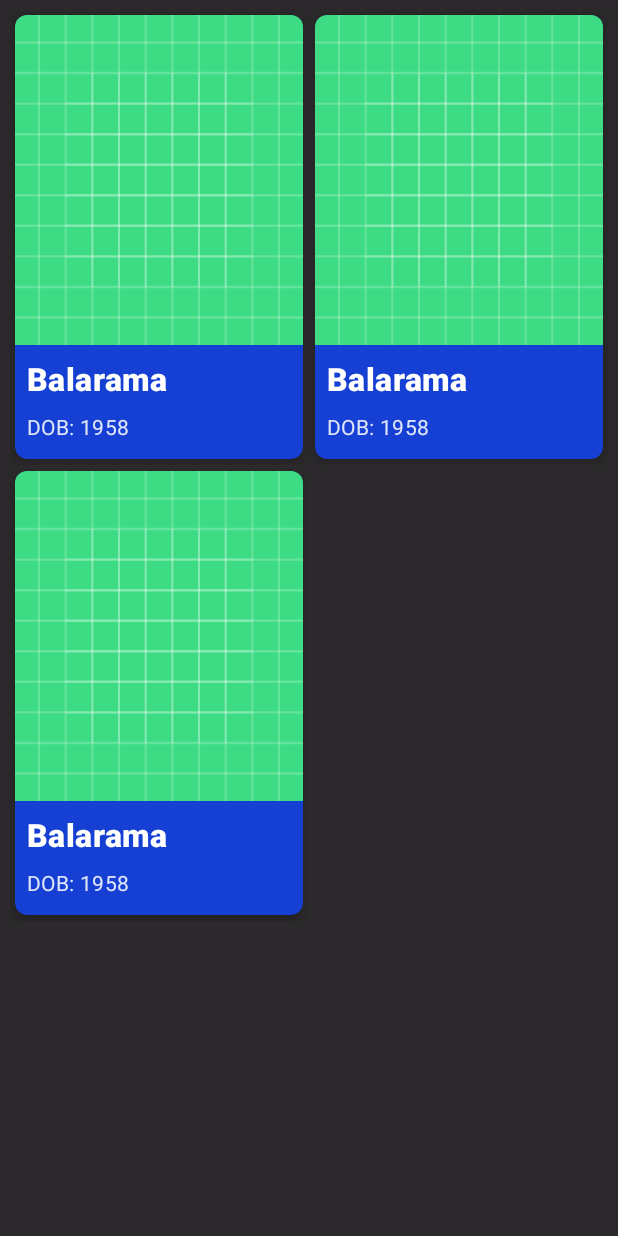
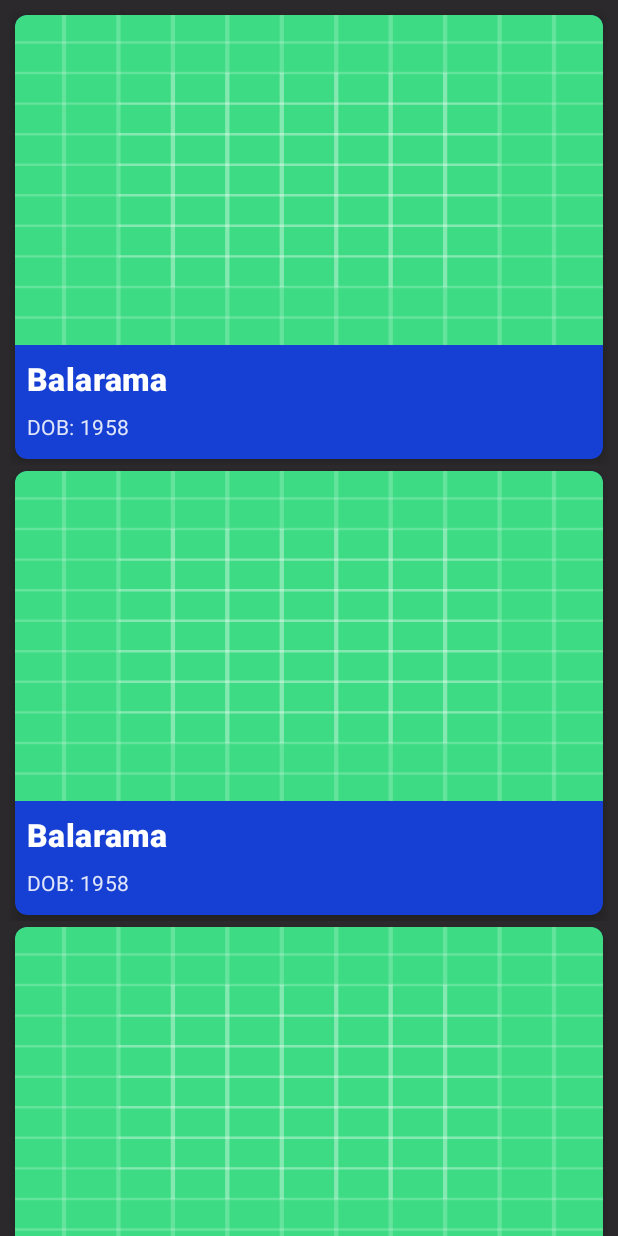
Before and after one commit to JoelKanyi/Elephants, an Android app: the layout activity_main.xml on its own in the app's theme, with its tools: preview values and no code run, on a phone screen of 412 x 824 dp. Run offline under Robolectric (Android 15) with nearby library versions, the phone set to English and light mode, and no system bars; plain views replace TransformationLayout.

Commit message:
some code change on the main layout file

```diff
--- a/app/src/main/res/layout/activity_main.xml
+++ b/app/src/main/res/layout/activity_main.xml
@@ -15,7 +15,7 @@
         android:clipToPadding="false"
         android:padding="6dp"
         app:layoutManager="androidx.recyclerview.widget.GridLayoutManager"
-        app:spanCount="2"
+        app:spanCount="1"
         tools:listitem="@layout/item_elephant" />
 
 </androidx.constraintlayout.widget.ConstraintLayout>
```
